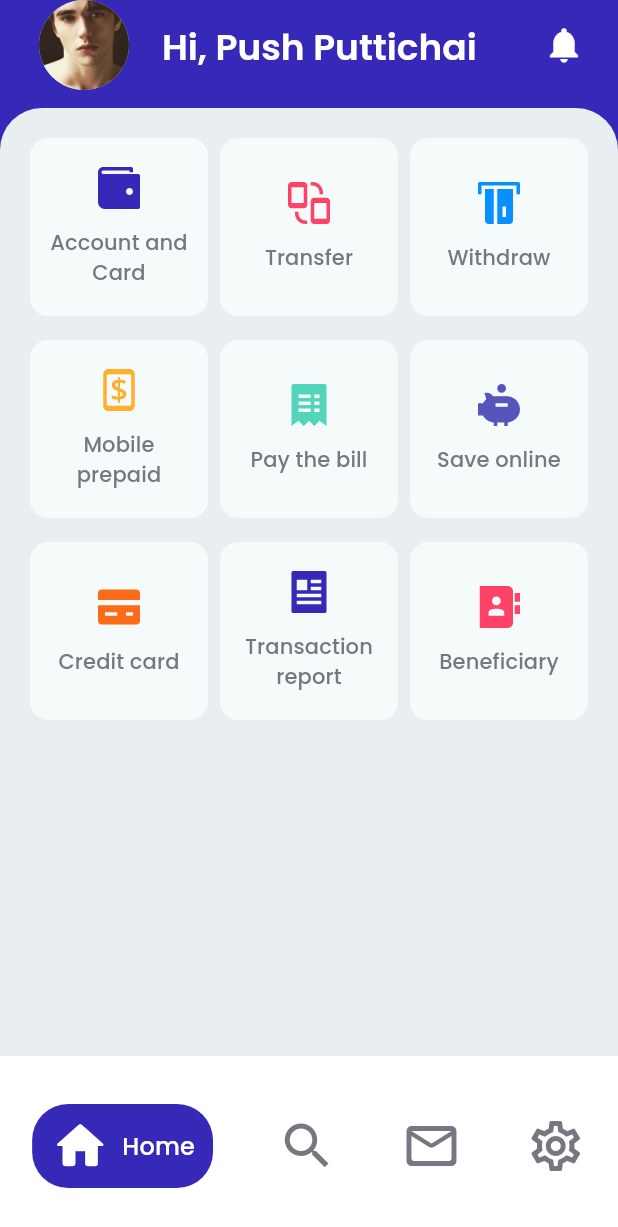
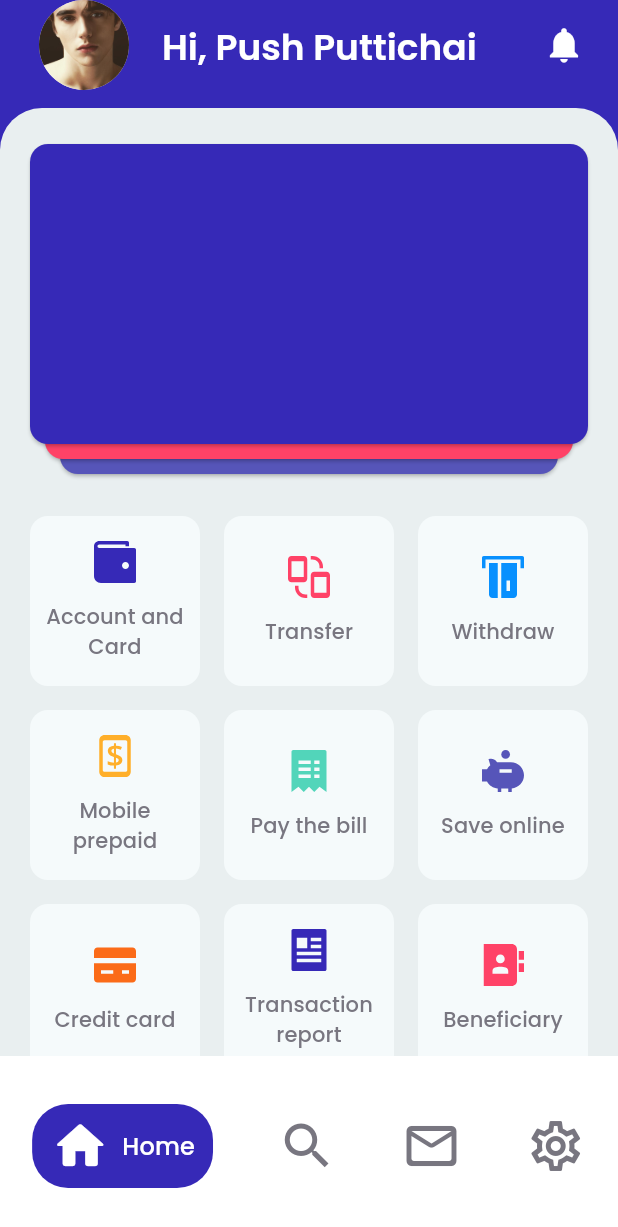
Before and after one commit to AAndoniriana/ibank_flutter, a Flutter app: the HomeScreen screen opened directly, on a phone screen of 412 x 824 dp. Shown: the top 1227 px of the screen. Run offline on Flutter 3.47's test engine with Material 3 defaults, Android fonts, the phone set to English and light mode, and no system bars; our stand-ins replace flutter_svg, google_fonts.

Commit message:
Implement the dismissible card layout

```diff
--- /dev/null
+++ b/lib/core/ui/components/credit_card.dart
@@ -0,0 +1,15 @@
+import 'package:flutter/material.dart';
+
+class CreditCard extends StatelessWidget {
+  const CreditCard({super.key, this.backgroundColor});
+
+  final Color? backgroundColor;
+
+  @override
+  Widget build(BuildContext context) {
+    return Card(
+      color: backgroundColor,
+      child: SizedBox(width: 350, height: 200),
+    );
+  }
+}
--- a/lib/home/home_screen.dart
+++ b/lib/home/home_screen.dart
@@ -1,12 +1,23 @@
 import 'package:flutter/material.dart';
 import 'package:flutter_svg/svg.dart';
+import 'package:ibank/core/ui/components/credit_card.dart';
 import 'package:ibank/core/ui/components/ibank_navigation_bar.dart';
 import 'package:ibank/core/ui/design_system/ibank_app_bar.dart';
 import 'package:ibank/home/components/card_menu.dart';
 
-class HomeScreen extends StatelessWidget {
+class HomeScreen extends StatefulWidget {
   const HomeScreen({super.key});
 
+  @override
+  State<HomeScreen> createState() => _HomeScreenState();
+}
+
+class _HomeScreenState extends State<HomeScreen> {
+  final List<Color> _cards = [
+    const Color(0xFF3629B7),
+    const Color(0xFFFF4267),
+    const Color(0xFF5655B9),
+  ];
   @override
   Widget build(BuildContext context) {
     var colorScheme = Theme.of(context).colorScheme;
@@ -47,13 +58,50 @@ class HomeScreen extends StatelessWidget {
           ),
         ),
         child: Padding(
-          padding: const EdgeInsets.all(16.0),
+          padding: const EdgeInsets.only(top: 20.0, left: 16.0, right: 16.0),
           child: Column(
+            spacing: 8,
             children: [
+              SizedBox(
+                height: 240,
+                child: Stack(
+                  alignment: Alignment.center,
+                  children: _cards
+                      .asMap()
+                      .entries
+                      .map((entry) {
+                        int index = entry.key;
+                        double offset = (index) * 10.0;
+                        return AnimatedPositioned(
+                          duration: const Duration(milliseconds: 200),
+                          top: offset,
+                          left: offset,
+                          right: offset,
+                          child: Dismissible(
+                            key: UniqueKey(),
+                            direction: DismissDirection.up,
+                            onDismissed: (direction) {
+                              setState(() {
+                                final dismissedCard = _cards.removeAt(index);
+                                _cards.add(dismissedCard);
+                              });
+                            },
+                            child: CreditCard(backgroundColor: entry.value),
+                          ),
+                        );
+                      })
+                      .toList()
+                      .reversed
+                      .toList(),
+                ),
+              ),
               Expanded(
                 child: GridView.count(
+                  physics: const NeverScrollableScrollPhysics(),
+                  shrinkWrap: true,
                   crossAxisCount: 3,
                   mainAxisSpacing: 8.0,
+                  crossAxisSpacing: 8.0,
                   children: menus,
                 ),
               ),
```
